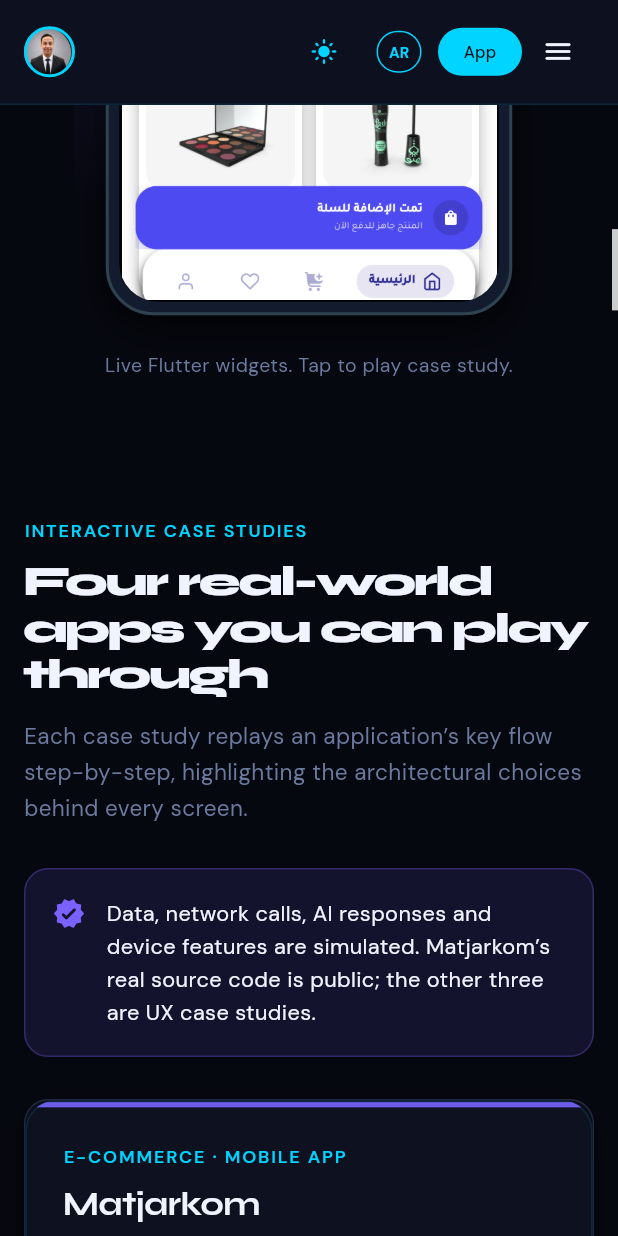
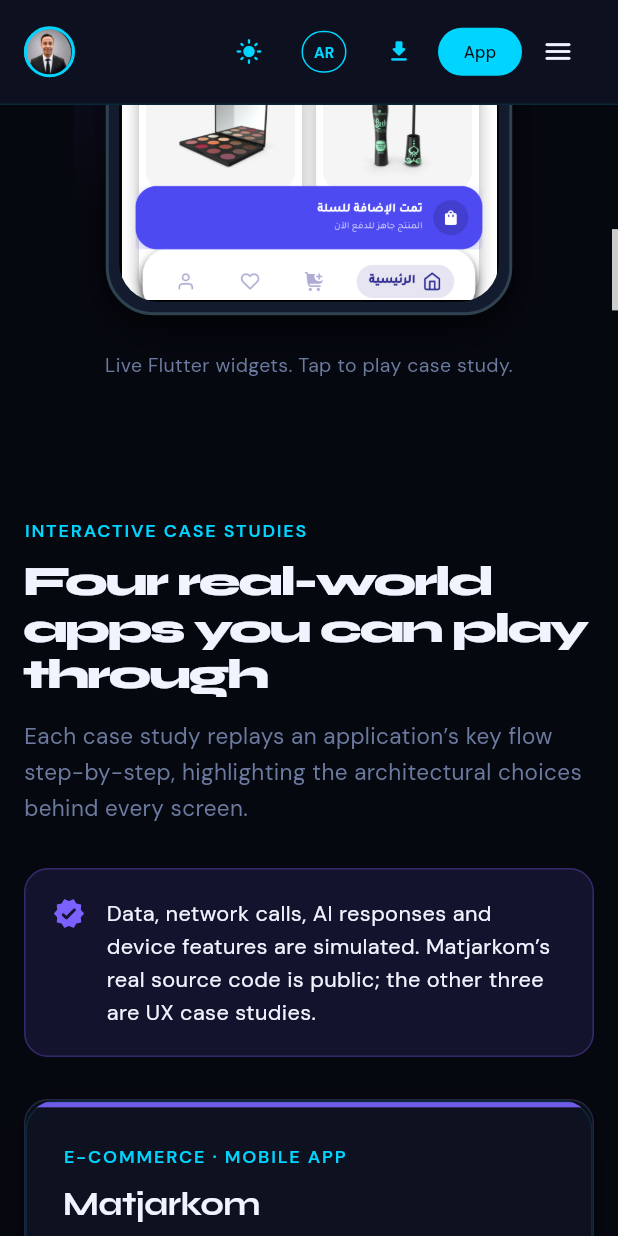
Before and after one commit to Mohamednasr11/portfolio_live_showcase, a Flutter app: the screen it shows after launch, scrolled down 1152 dp, on a phone screen of 412 x 824 dp. Run offline on Flutter 3.47's test engine with Material 3 defaults, Android fonts, the phone set to English and light mode, and no system bars; drawn by our look-alikes of flutter_animate; our stand-ins replace visibility_detector.

Commit message:
fix: Update _NavBar header in portfolio_page.dart to include Download CV button and Live Showcase button

```diff
--- a/lib/portfolio/portfolio_page.dart
+++ b/lib/portfolio/portfolio_page.dart
@@ -2,6 +2,8 @@ import 'package:flutter/material.dart';
 import 'package:flutter/services.dart';
 import 'package:flutter_animate/flutter_animate.dart';
 import 'package:url_launcher/link.dart';
+
+import '../core/utils/url_launcher_utils.dart';
 
 import '../showcase/demos.dart';
 import '../showcase/model.dart';
@@ -267,6 +269,20 @@ class _NavBar extends StatelessWidget {
               ),
             ),
             const SizedBox(width: 2),
+            // Download CV Button
+            IconButton(
+              tooltip: isArabic ? 'تحميل السيرة الذاتية' : 'Download CV',
+              onPressed: () => UrlLauncherUtils.downloadCV(),
+              icon: const Icon(
+                Icons.download_rounded,
+                color: Show.accent,
+                size: 18,
+              ),
+              constraints: const BoxConstraints(minWidth: 30, minHeight: 30),
+              padding: EdgeInsets.zero,
+            ),
+            const SizedBox(width: 2),
+            // Live Showcase Button
             FilledButton(
               onPressed: () => openShowcase(context),
               style: FilledButton.styleFrom(
```
